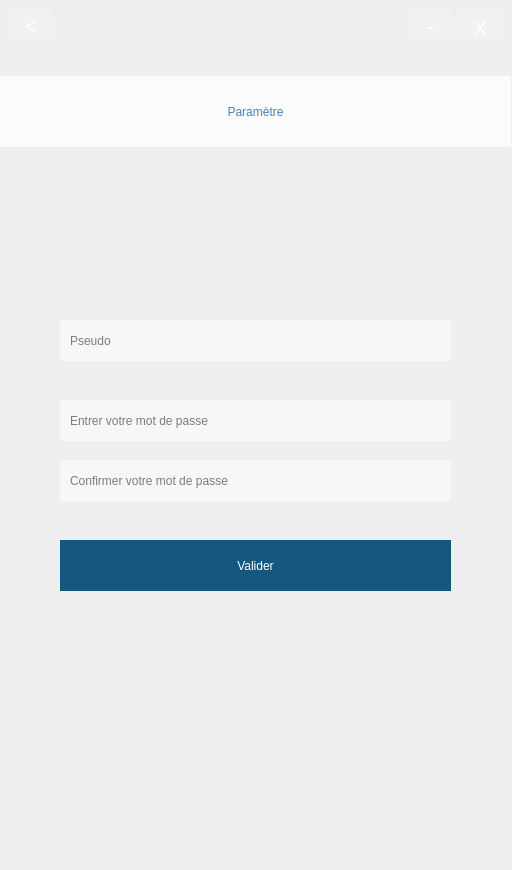
Above: Babel/client/forms/BabelSetting.ui from gvsurenderreddy/Babel-VOIP before the change. Below: the same form after it.
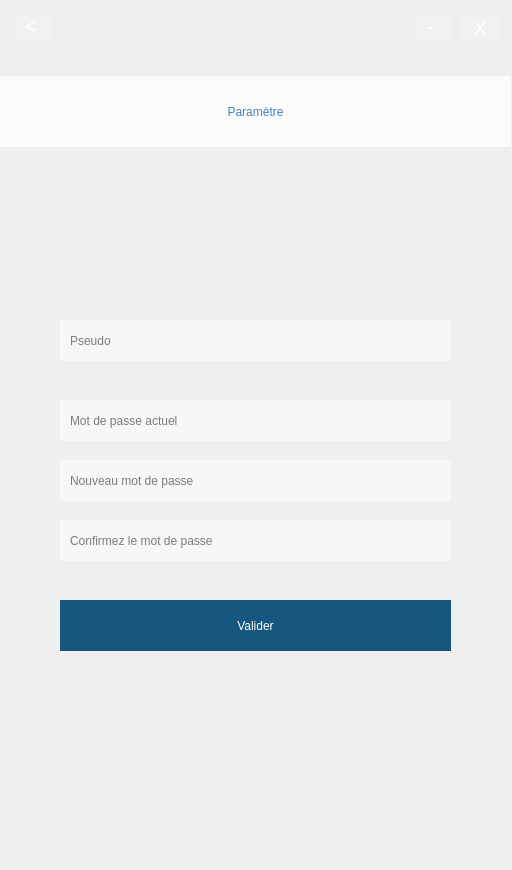
That is the form after the change. Icons and pictures are not drawn.

Commit message: update files.ui, juste change user interface

Patch:
```diff
--- a/Babel/client/forms/BabelSetting.ui
+++ b/Babel/client/forms/BabelSetting.ui
@@ -163,7 +163,7 @@
       </string>
    </property>
    <property name="placeholderText">
-    <string>Entrer votre mot de passe</string>
+    <string>Mot de passe actuel</string>
    </property>
   </widget>
   <widget class="QLineEdit" name="pwdEdit2">
@@ -186,14 +186,14 @@
       </string>
    </property>
    <property name="placeholderText">
-    <string>Confirmer votre mot de passe</string>
+    <string>Nouveau mot de passe</string>
    </property>
   </widget>
   <widget class="QPushButton" name="ok">
    <property name="geometry">
     <rect>
      <x>60</x>
-     <y>540</y>
+     <y>600</y>
      <width>391</width>
      <height>51</height>
     </rect>
@@ -210,6 +210,29 @@
     <string>Valider</string>
    </property>
   </widget>
+  <widget class="QLineEdit" name="pwdEdit3">
+   <property name="geometry">
+    <rect>
+     <x>60</x>
+     <y>520</y>
+     <width>391</width>
+     <height>41</height>
+    </rect>
+   </property>
+   <property name="styleSheet">
+    <string notr="true">background: none;
+border: none;
+background-color: rgba(255, 255, 255, 128);
+color: #000;
+font: 10pt &quot;Verdana&quot;;
+lineedit-password-character: 9679;
+padding: 8px;
+      </string>
+   </property>
+   <property name="placeholderText">
+    <string>Confirmez le mot de passe</string>
+   </property>
+  </widget>
  </widget>
  <resources>
   <include location="../resources/BabelMainWindow.qrc"/>
```
The commit also changes 3 other files.
